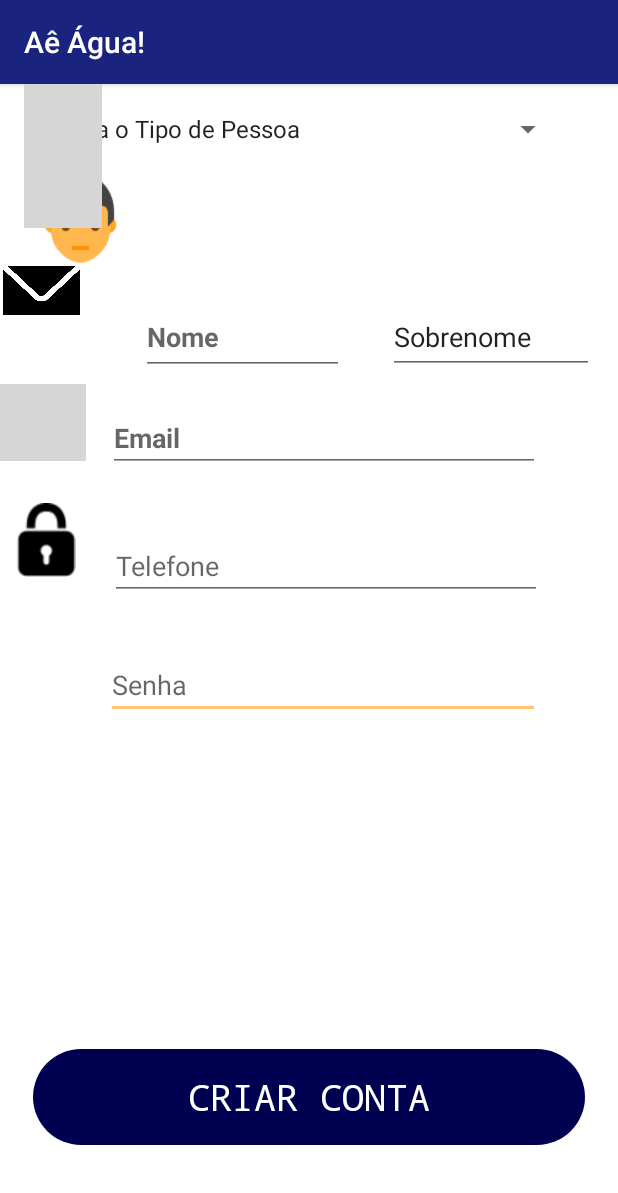
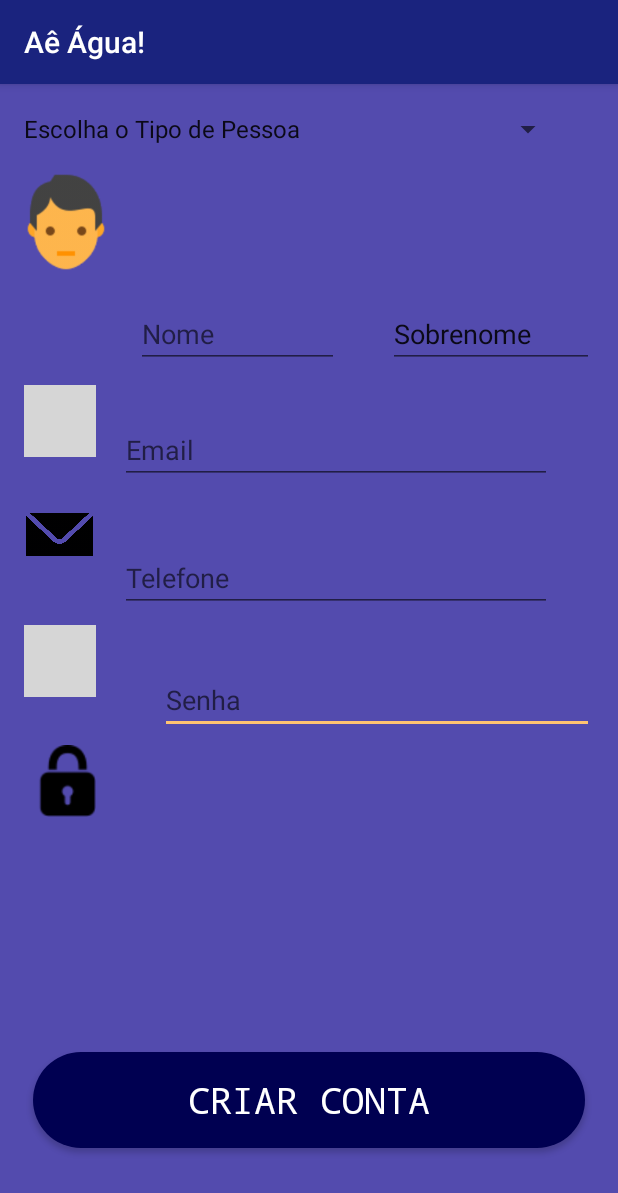
Before and after one commit to josevidalufrpe/AeAgua, an Android app: the CriarContaUsuarioFinalActivity screen opened directly, with no data from a screen before it, after a tap on "CRIAR CONTA", on a phone screen of 412 x 824 dp. Shown: the top 1193 px of the screen. Run offline under Robolectric (Android 15) with nearby library versions, the phone set to English and light mode, and no system bars; grey boxes are pictures that could not be loaded.

Commit message:
Corrigido Rota de CRUD

```diff
--- a/app/src/main/java/com/inova/ufrpe/processos/carropipa/infraestrutura/hardware/ExternalStorage.java
+++ b/app/src/main/java/com/inova/ufrpe/processos/carropipa/infraestrutura/hardware/ExternalStorage.java
@@ -27,6 +27,6 @@ public class ExternalStorage {
          */
         String timeStamp= new SimpleDateFormat("yyyyMMdd_HHmmss").format(new Date());
         File pasta = Environment.getExternalStoragePublicDirectory(Environment.DIRECTORY_PICTURES);
-        return new File(pasta.getPath() + File.separator+ "upkeep_" + timeStamp+ ".jpg");
+        return new File(pasta.getPath() + File.separator+ "aeagua" + timeStamp+ ".jpg");
     }
 }
--- a/app/src/main/java/com/inova/ufrpe/processos/carropipa/infraestrutura/ui/ApresentActivity.java
+++ b/app/src/main/java/com/inova/ufrpe/processos/carropipa/infraestrutura/ui/ApresentActivity.java
@@ -27,8 +27,7 @@ public class ApresentActivity extends AppCompatActivity {
         btn_Criar.setOnClickListener(new View.OnClickListener() {
             @Override
             public void onClick(View v) {
-                startActivity(new Intent(ApresentActivity.this,CriarContaMotoristaActivity.class));
-
+                startActivity(new Intent(ApresentActivity.this,CriarContaUsuarioFinalActivity.class));
             }
         } );
 
--- a/app/src/main/java/com/inova/ufrpe/processos/carropipa/infraestrutura/ui/CriarContaUsuarioFinalActivity.java
+++ b/app/src/main/java/com/inova/ufrpe/processos/carropipa/infraestrutura/ui/CriarContaUsuarioFinalActivity.java
@@ -9,6 +9,7 @@ import android.os.Bundle;
 import android.util.Log;
 import android.util.Patterns;
 import android.view.View;
+import android.widget.AdapterView;
 import android.widget.ArrayAdapter;
 import android.widget.Button;
 import android.widget.EditText;
@@ -33,7 +34,9 @@ public class CriarContaUsuarioFinalActivity extends AppCompatActivity {
     private String email;
     private String celular;
     private String senha;
+    private String tipo;
     private String parametros = "";
+    String url = "http://192.168.15.148:5000/cadastro/cadastrar";
 
 
     @Override
@@ -57,7 +60,20 @@ public class CriarContaUsuarioFinalActivity extends AppCompatActivity {
         pessoaTipo.setAdapter(enumTiposArrayAdapter);
         enumTiposArrayAdapter.setDropDownViewResource(android.R.layout.simple_spinner_dropdown_item);
 
-        Log.d("Verificando Spinner", pessoaTipo.getSelectedItem().toString());
+        pessoaTipo.setOnItemSelectedListener(new AdapterView.OnItemSelectedListener() {
+            @Override
+            public void onItemSelected(AdapterView<?> parent, View view, int position, long id) {
+                tipo = parent.getSelectedItem().toString();
+                Log.d("Verificando Spinner", tipo);
+            }
+
+            @Override
+            public void onNothingSelected(AdapterView<?> parent) {
+
+            }
+        });
+
+
 
         //quando o usuário tocar na foto
         imageUser.setOnClickListener(new View.OnClickListener() {
@@ -88,7 +104,9 @@ public class CriarContaUsuarioFinalActivity extends AppCompatActivity {
         if (email.isEmpty() || senha.isEmpty() || celular.isEmpty() || nome.isEmpty()|| sobrenome.isEmpty()) {
             Toast.makeText( CriarContaUsuarioFinalActivity.this, getString( R.string.campo_vazio ), Toast.LENGTH_SHORT ).show();
 
-        }  else if (email.equals("Seu Email") || senha.equals( "senha" ) || nome.equals( "Nome" ) || sobrenome.equals( "Sobrenome" ) || celular.equals( "Telefone" )) {
+        }  else if (email.equals(editEmail.getHint()) || senha.equals(editSenha.getHint()) ||
+                nome.equals(editNome.getHint()) || sobrenome.equals(editSobreNome.getHint()) ||
+                celular.equals(editTelefone.getHint())) {
             Toast.makeText( CriarContaUsuarioFinalActivity.this, getString( R.string.campo_vazio ), Toast.LENGTH_SHORT ).show();
 
         } else {
@@ -98,15 +116,15 @@ public class CriarContaUsuarioFinalActivity extends AppCompatActivity {
 
     private void verificarEntradas(){
         if (!Patterns.EMAIL_ADDRESS.matcher(email).matches()) {
-            editEmail.setError("Email inválido");
-        } else if (validarNome( nome )) {
-            editNome.setError("Nome inválido");
+            editEmail.setError(getString(R.string.err_invalid_mail));
+        } else if (!validarNome( nome )) {
+            editNome.setError(getString(R.string.err_invalid_name));
 
-        } else if (validarSobrenome( sobrenome )) {
-            editSobreNome.setError("sobrenome inválido");
+        } else if (!validarSobrenome( sobrenome )) {
+            editSobreNome.setError(getString(R.string.err_invalid_lastName));
 
-        } else if (validarNumero( celular )) {
-            editTelefone.setError("Telefone inválido");
+        } else if (!validarNumero( celular )) {
+            editTelefone.setError(getString(R.string.err_invalid_phoneNumber));
 
         } else {
             // Criar com API
@@ -117,9 +135,7 @@ public class CriarContaUsuarioFinalActivity extends AppCompatActivity {
             boolean isConnected = activeNetwork != null &&
                     activeNetwork.isConnectedOrConnecting();
             if (isConnected){
-
-                String url = "http://10.246.1.121:5000/cadastro/cadastrar";
-                parametros = "email=" + email +"&senha=" + senha +"&celular=" + celular +"&sobrenome=" + sobrenome +"&nome=" + nome;
+                parametros = "email=" + email +"&tipo=" + tipo +"&senha=" + senha +"&celular=" + celular +"&sobrenome=" + sobrenome +"&nome=" + nome;
                 new SolicitaDados().execute(url);
             }
             else{ Toast.makeText(CriarContaUsuarioFinalActivity.this, getString(R.string.connection_failed), Toast.LENGTH_SHORT).show(); }
@@ -139,7 +155,7 @@ public class CriarContaUsuarioFinalActivity extends AppCompatActivity {
     }
     private Boolean validarNumero(String numero) {
 
-        return numero.matches("^[0-9]{0,5}+$");
+        return numero.matches("^[0-9]{8,9}+$");
     }
 
     /*
@@ -160,9 +176,9 @@ A classe interna a seguir conecta a internet e envia informações em segundo pl
 
             //Criado para tratar a nova String vinda do Servidor;
 
-            String[] resultado = results.split(", ");
+            String[] resultado = results.split(",");
 
-            if(resultado[0].contains("login_ok")) {
+            if(resultado[0].contains("cadastration_ok")) {
                 finish();
             }
             else{
--- a/app/src/main/java/com/inova/ufrpe/processos/carropipa/pessoa/dominio/EnumTipos.java
+++ b/app/src/main/java/com/inova/ufrpe/processos/carropipa/pessoa/dominio/EnumTipos.java
@@ -2,7 +2,7 @@ package com.inova.ufrpe.processos.carropipa.pessoa.dominio;
 
 public enum EnumTipos {
 
-        TYPE("Escolha o Tipo de Pessoa"), FISICA("Pessoa Física"), JURIDICA("Pessoa Juridica");
+        A("Escolha o Tipo de Pessoa"), FISICA("Pessoa Física"), JURIDICA("Pessoa Juridica");
 
         private final String valor;
 
--- a/app/src/main/res/layout/activity_criar_conta.xml
+++ b/app/src/main/res/layout/activity_criar_conta.xml
@@ -4,36 +4,37 @@
     xmlns:tools="http://schemas.android.com/tools"
     android:layout_width="match_parent"
     android:layout_height="match_parent"
-    android:background="@color/common_google_signin_btn_text_dark_pressed"
+    android:background="@color/primaryLightColor"
     tools:context="com.inova.ufrpe.processos.carropipa.infraestrutura.ui.CriarContaUsuarioFinalActivity">
 
     <EditText
         android:id="@+id/editSenha"
         android:layout_width="289dp"
-        android:layout_height="43dp"
+        android:layout_height="wrap_content"
+        android:layout_marginBottom="8dp"
+        android:layout_marginEnd="16dp"
         android:layout_marginStart="16dp"
         android:layout_marginTop="36dp"
-        android:layout_marginEnd="16dp"
         android:ems="10"
         android:hint="@string/Password"
         android:inputType="textPassword"
-        android:textColor="@color/common_google_signin_btn_text_dark_focused"
+        app:layout_constraintBottom_toBottomOf="parent"
         app:layout_constraintEnd_toEndOf="parent"
-        app:layout_constraintHorizontal_bias="0.083"
+        app:layout_constraintHorizontal_bias="1.0"
         app:layout_constraintStart_toEndOf="@+id/imageView5"
-        app:layout_constraintTop_toBottomOf="@+id/editTelefone" />
+        app:layout_constraintTop_toBottomOf="@+id/editTelefone"
+        app:layout_constraintVertical_bias="0.0" />
 
     <EditText
         android:id="@+id/editTelefone"
         android:layout_width="288dp"
         android:layout_height="wrap_content"
+        android:layout_marginEnd="16dp"
         android:layout_marginStart="16dp"
         android:layout_marginTop="40dp"
-        android:layout_marginEnd="16dp"
         android:ems="10"
         android:hint="@string/edt_telefone"
         android:inputType="phone"
-        android:textColor="@color/common_google_signin_btn_text_dark_focused"
         app:layout_constraintEnd_toEndOf="parent"
         app:layout_constraintHorizontal_bias="0.0"
         app:layout_constraintStart_toEndOf="@+id/imageView6"
@@ -43,14 +44,12 @@
         android:id="@+id/editEmail"
         android:layout_width="288dp"
         android:layout_height="wrap_content"
+        android:layout_marginEnd="16dp"
         android:layout_marginStart="16dp"
-        android:layout_marginTop="20dp"
-        android:layout_marginEnd="16dp"
+        android:layout_marginTop="32dp"
         android:ems="10"
         android:hint="@string/edt_email"
         android:inputType="textEmailAddress"
-        android:textColor="@color/common_google_signin_btn_text_dark_focused"
-        android:textStyle="bold"
         app:layout_constraintEnd_toEndOf="parent"
         app:layout_constraintHorizontal_bias="0.0"
         app:layout_constraintStart_toEndOf="@+id/imageView4"
@@ -59,31 +58,35 @@
     <EditText
         android:id="@+id/editNome"
         android:layout_width="135dp"
-        android:layout_height="50dp"
+        android:layout_height="wrap_content"
+        android:layout_marginBottom="8dp"
+        android:layout_marginEnd="8dp"
         android:layout_marginStart="8dp"
         android:layout_marginTop="144dp"
-        android:layout_marginEnd="8dp"
         android:ems="10"
         android:hint="@string/edt_nome"
         android:inputType="textPersonName"
-        android:textColor="@color/common_google_signin_btn_text_dark_focused"
-        android:textStyle="bold"
+        app:layout_constraintBottom_toBottomOf="parent"
         app:layout_constraintEnd_toStartOf="@+id/editSobrenome"
-        app:layout_constraintHorizontal_bias="0.45"
+        app:layout_constraintHorizontal_bias="0.437"
         app:layout_constraintStart_toEndOf="@+id/imageView3"
-        app:layout_constraintTop_toTopOf="parent" />
+        app:layout_constraintTop_toTopOf="parent"
+        app:layout_constraintVertical_bias="0.0" />
 
     <EditText
         android:id="@+id/editSobrenome"
         android:layout_width="137dp"
-        android:layout_height="49dp"
+        android:layout_height="wrap_content"
+        android:layout_marginBottom="8dp"
         android:layout_marginEnd="16dp"
         android:layout_marginTop="144dp"
         android:ems="10"
         android:inputType="textPersonName"
-        android:text="Sobrenome"
+        android:text="@string/edt_sobrenome"
+        app:layout_constraintBottom_toBottomOf="parent"
         app:layout_constraintEnd_toEndOf="parent"
-        app:layout_constraintTop_toTopOf="parent" />
+        app:layout_constraintTop_toTopOf="parent"
+        app:layout_constraintVertical_bias="0.0" />
 
     <Button
         android:id="@+id/btn_criarconta"
@@ -106,52 +109,67 @@
 
     <ImageView
         android:id="@+id/imageView3"
-        android:layout_width="52dp"
-        android:layout_height="wrap_content"
+        android:layout_width="48dp"
+        android:layout_height="48dp"
+        android:layout_marginBottom="8dp"
         android:layout_marginStart="16dp"
+        android:layout_marginTop="8dp"
+        app:layout_constraintBottom_toBottomOf="parent"
         app:layout_constraintStart_toStartOf="parent"
+        app:layout_constraintTop_toTopOf="parent"
+        app:layout_constraintVertical_bias="0.274"
         app:srcCompat="@drawable/iconscadnome"
-        tools:layout_editor_absoluteY="144dp" />
+        android:contentDescription="@string/cntDesc_userName" />
 
     <ImageView
         android:id="@+id/imageView4"
-        android:layout_width="56dp"
-        android:layout_height="68dp"
-        android:layout_marginTop="8dp"
+        android:layout_width="48dp"
+        android:layout_height="48dp"
+        android:layout_marginStart="16dp"
+        android:layout_marginTop="28dp"
         app:layout_constraintStart_toStartOf="parent"
         app:layout_constraintTop_toBottomOf="@+id/imageView3"
-        app:srcCompat="@drawable/iconsemail" />
+        app:srcCompat="@drawable/iconsemail"
+        android:contentDescription="@string/cntDesc_userMail" />
 
     <ImageView
         android:id="@+id/imageView5"
-        android:layout_width="51dp"
-        android:layout_height="49dp"
-        android:layout_marginTop="28dp"
+        android:layout_width="48dp"
+        android:layout_height="48dp"
+        android:layout_marginStart="16dp"
+        android:layout_marginTop="32dp"
         app:layout_constraintStart_toStartOf="parent"
         app:layout_constraintTop_toBottomOf="@+id/imageView6"
-        app:srcCompat="@drawable/iconscadeado" />
+        app:srcCompat="@drawable/iconscadeado"
+        android:contentDescription="@string/cntDesc_userPass" />
 
     <ImageView
         android:id="@+id/imageView6"
-        android:layout_width="57dp"
-        android:layout_height="51dp"
-        android:layout_marginTop="28dp"
+        android:layout_width="48dp"
+        android:layout_height="48dp"
+        android:layout_marginStart="16dp"
+        android:layout_marginTop="36dp"
         app:layout_constraintStart_toStartOf="parent"
         app:layout_constraintTop_toBottomOf="@+id/imageView4"
-        app:srcCompat="@drawable/iconstelefone" />
+        app:srcCompat="@drawable/iconstelefone"
+        android:contentDescription="@string/cntDesc_userPhone" />
 
     <ImageView
         android:id="@+id/img_user"
-        android:layout_width="74dp"
-        android:layout_height="67dp"
+        android:layout_width="72dp"
+        android:layout_height="72dp"
+        android:layout_marginBottom="8dp"
         android:layout_marginEnd="8dp"
         android:layout_marginStart="8dp"
         android:layout_marginTop="56dp"
+        app:layout_constraintBottom_toBottomOf="parent"
         app:layout_constraintEnd_toEndOf="parent"
-        app:layout_constraintHorizontal_bias="0.027"
+        app:layout_constraintHorizontal_bias="0.0"
         app:layout_constraintStart_toStartOf="parent"
         app:layout_constraintTop_toTopOf="parent"
-        app:srcCompat="@drawable/iconshuman" />
+        app:layout_constraintVertical_bias="0.0"
+        app:srcCompat="@drawable/iconshuman"
+        android:contentDescription="@string/cntDesc_userPhoto" />
 
     <Spinner
         android:id="@+id/spn_tipo"
--- a/app/src/main/res/values/strings.xml
+++ b/app/src/main/res/values/strings.xml
@@ -35,4 +35,14 @@
     <string name="edt_nome">Nome</string>
     <string name="criar_conta">Criar Conta</string>
     <string name="btn_salvar">SALVAR</string>
+    <string name="err_invalid_mail">Email inválido</string>
+    <string name="err_invalid_name">Nome inválido</string>
+    <string name="err_invalid_lastName">sobrenome inválido</string>
+    <string name="err_invalid_phoneNumber">Telefone inválido</string>
+    <string name="edt_sobrenome">Sobrenome</string>
+    <string name="cntDesc_userPhoto">icone para foto do usuário</string>
+    <string name="cntDesc_userPhone">icone para telefone</string>
+    <string name="cntDesc_userPass">icone para senha</string>
+    <string name="cntDesc_userMail">icone para email</string>
+    <string name="cntDesc_userName">icone para nome</string>
 </resources>
```
Also changed, not shown: app/src/main/AndroidManifest.xml (+4 -4 lines).
